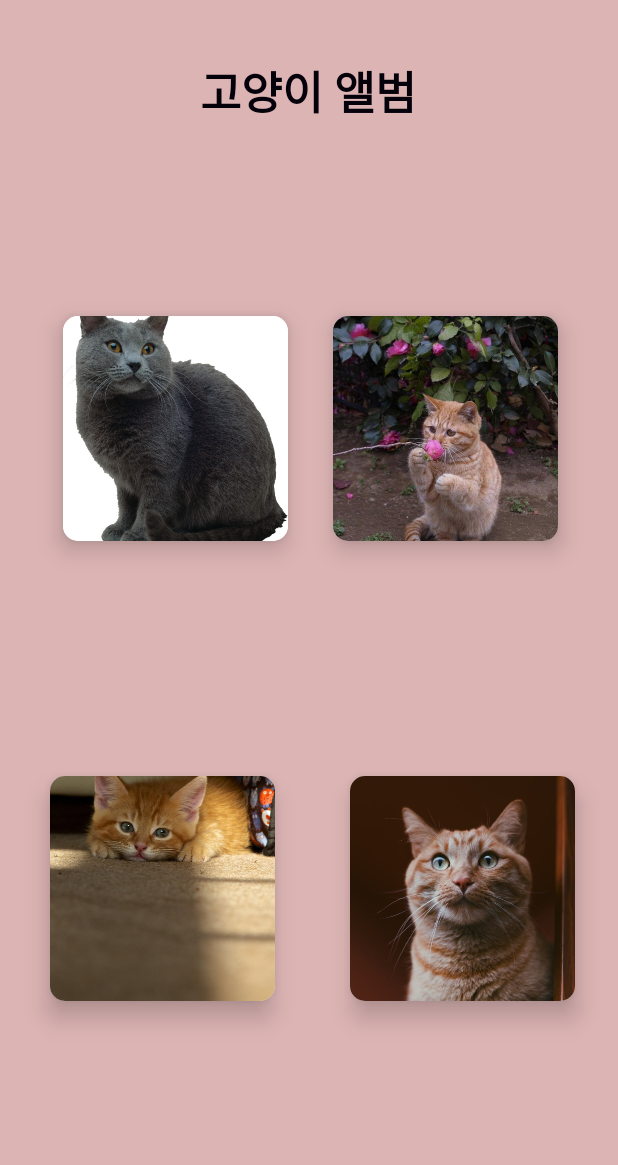
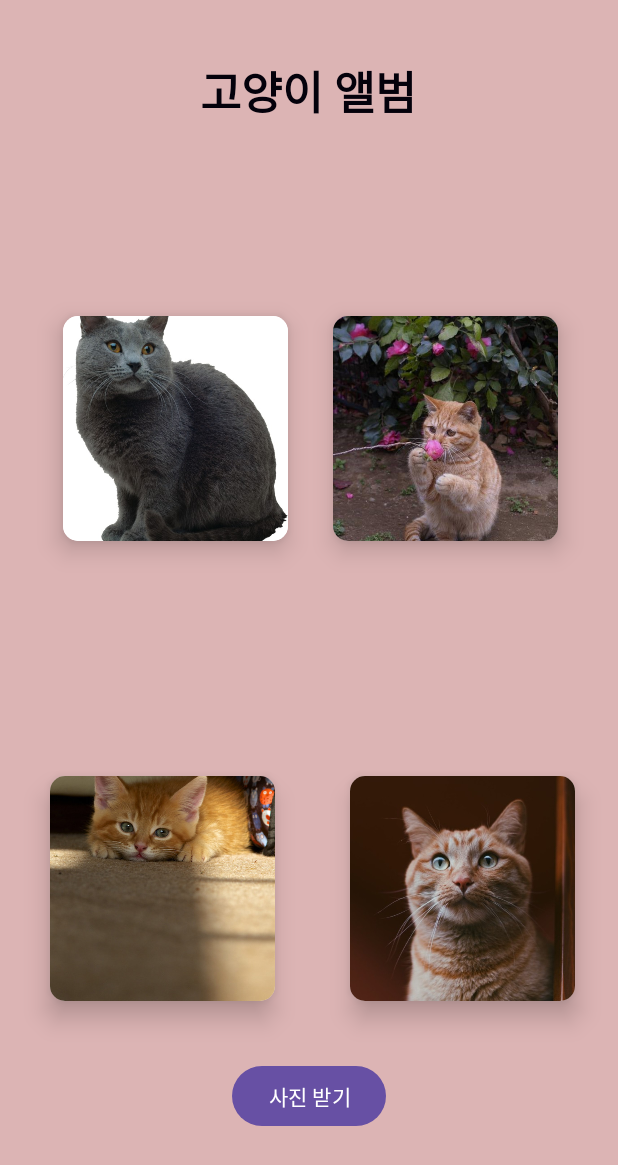
Before and after one commit to pje00427/AndroidApp, an Android app: the layout activity_main.xml on its own in the app's theme, with its tools: preview values and no code run, on a phone screen of 412 x 824 dp. Shown: the top 1165 px of the screen. Run offline under Robolectric (Android 15) with nearby library versions, the phone set to English and light mode, and no system bars.

Commit message:
cat album version2

```diff
--- a/app/src/main/AndroidManifest.xml
+++ b/app/src/main/AndroidManifest.xml
@@ -1,7 +1,7 @@
 <?xml version="1.0" encoding="utf-8"?>
 <manifest xmlns:android="http://schemas.android.com/apk/res/android"
     xmlns:tools="http://schemas.android.com/tools">
-
+    <uses-permission android:name="android.permission.INTERNET" />
     <application
         android:allowBackup="true"
         android:dataExtractionRules="@xml/data_extraction_rules"
--- /dev/null
+++ b/app/src/main/java/com/example/mycat/model/CatModel.kt
@@ -0,0 +1,6 @@
+package com.example.mycat.model
+
+
+import com.google.gson.annotations.SerializedName
+
+class CatModel : ArrayList<CatModelItem>()
--- a/app/src/main/res/layout/activity_main.xml
+++ b/app/src/main/res/layout/activity_main.xml
@@ -92,4 +92,14 @@
         app:layout_constraintStart_toEndOf="@+id/iv_album_3"
         app:layout_constraintTop_toBottomOf="@+id/iv_album_2"
         app:srcCompat="@drawable/cat4" />
+
+    <Button
+        android:id="@+id/button"
+        android:layout_width="wrap_content"
+        android:layout_height="wrap_content"
+        android:layout_marginTop="39dp"
+        android:text="사진 받기"
+        app:layout_constraintEnd_toEndOf="parent"
+        app:layout_constraintStart_toStartOf="parent"
+        app:layout_constraintTop_toBottomOf="@+id/iv_album_3" />
 </androidx.constraintlayout.widget.ConstraintLayout>
```
Also changed, not shown: app/build.gradle.kts (+7 -0 lines), app/src/main/java/com/example/mycat/CatService.kt (added, +15 -0 lines), app/src/main/java/com/example/mycat/MainActivity.kt (+6 -1 lines), app/src/main/java/com/example/mycat/RetrofitInstance.kt (added, +18 -0 lines), app/src/main/java/com/example/mycat/model/CatModelItem.kt (added, +15 -0 lines).
